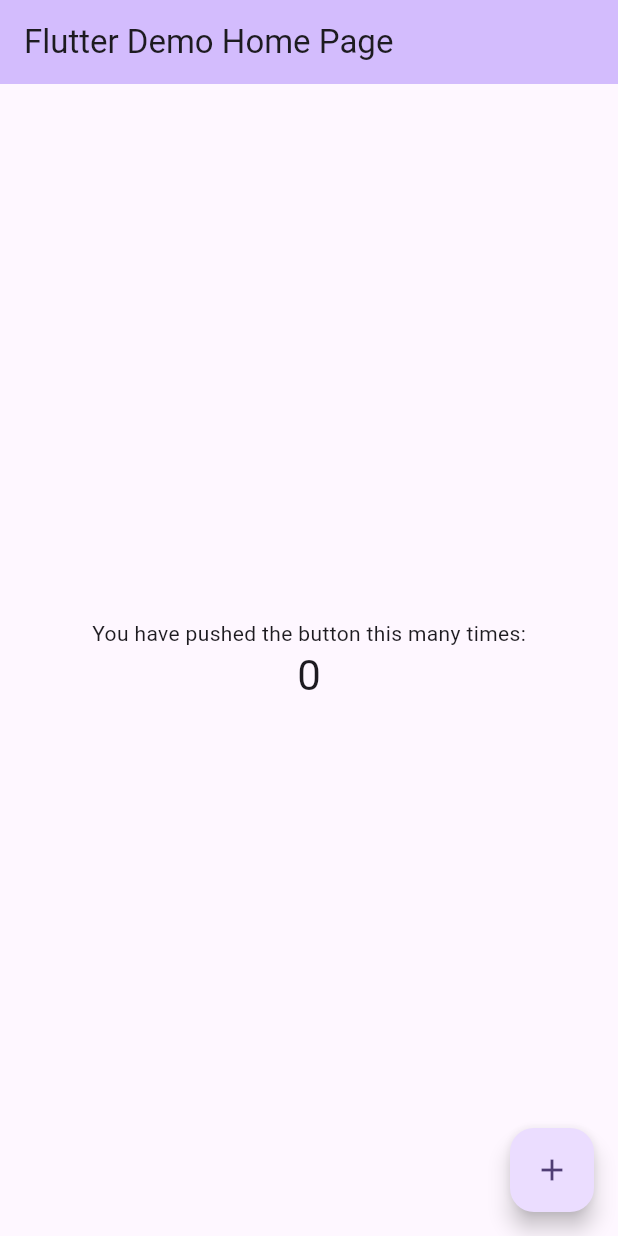
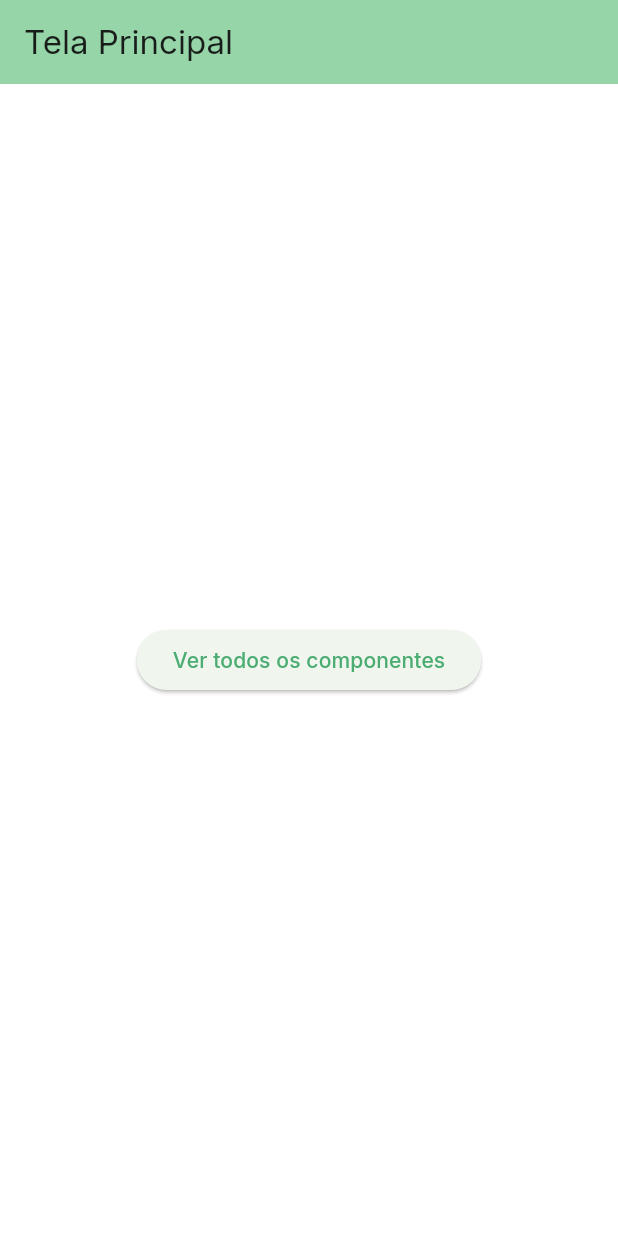
Before and after one commit to Aicrus/apptalles, a Flutter app: the screen it shows after launch, on a phone screen of 412 x 824 dp. Run offline on Flutter 3.47's test engine with Material 3 defaults, Android fonts, the phone set to English and light mode, and no system bars; our stand-ins replace flutter_dotenv, google_fonts, supabase_flutter; accounts and stored records are empty.

Commit message:
Atualiza o arquivo pubspec.yaml para incluir a dependência google_fonts na versão 6.2.1, e modifica o pubspec.lock para refletir a nova dependência. Além disso, refatora o arquivo main.dart para utilizar um tema personalizado e simplifica a estrutura da classe MyHomePage, que agora é Stateless, além de adicionar a nova página TodosComponentesPage.

```diff
--- /dev/null
+++ b/lib/design_system/design_system.dart
@@ -0,0 +1,75 @@
+import 'package:flutter/material.dart';
+import 'package:google_fonts/google_fonts.dart';
+
+/// Centralized design tokens for the app's theme.
+class AppColors {
+  AppColors._();
+
+  static const Color primary = Color(0xFF4CAD73);
+  static const Color textHighlight = Color(0xFF333333);
+  static const Color textMuted = Color(0xFFBDBDBD);
+  static const Color background = Color(0xFFFFFFFF);
+}
+
+ThemeData buildAppTheme() {
+  final baseTextTheme = GoogleFonts.interTextTheme();
+
+  return ThemeData(
+    colorScheme: ColorScheme.fromSeed(
+      seedColor: AppColors.primary,
+      primary: AppColors.primary,
+      background: AppColors.background,
+      surface: AppColors.background,
+    ),
+    scaffoldBackgroundColor: AppColors.background,
+    textTheme: baseTextTheme.copyWith(
+      displayLarge: baseTextTheme.displayLarge?.copyWith(
+        color: AppColors.textHighlight,
+      ),
+      displayMedium: baseTextTheme.displayMedium?.copyWith(
+        color: AppColors.textHighlight,
+      ),
+      displaySmall: baseTextTheme.displaySmall?.copyWith(
+        color: AppColors.textHighlight,
+      ),
+      headlineLarge: baseTextTheme.headlineLarge?.copyWith(
+        color: AppColors.textHighlight,
+      ),
+      headlineMedium: baseTextTheme.headlineMedium?.copyWith(
+        color: AppColors.textHighlight,
+      ),
+      headlineSmall: baseTextTheme.headlineSmall?.copyWith(
+        color: AppColors.textHighlight,
+      ),
+      titleLarge: baseTextTheme.titleLarge?.copyWith(
+        color: AppColors.textHighlight,
+      ),
+      titleMedium: baseTextTheme.titleMedium?.copyWith(
+        color: AppColors.textHighlight,
+      ),
+      titleSmall: baseTextTheme.titleSmall?.copyWith(
+        color: AppColors.textHighlight,
+      ),
+      bodyLarge: baseTextTheme.bodyLarge?.copyWith(
+        color: AppColors.textHighlight,
+      ),
+      bodyMedium: baseTextTheme.bodyMedium?.copyWith(
+        color: AppColors.textHighlight,
+      ),
+      bodySmall: baseTextTheme.bodySmall?.copyWith(color: AppColors.textMuted),
+      labelLarge: baseTextTheme.labelLarge?.copyWith(
+        color: AppColors.textHighlight,
+      ),
+      labelMedium: baseTextTheme.labelMedium?.copyWith(
+        color: AppColors.textMuted,
+      ),
+      labelSmall: baseTextTheme.labelSmall?.copyWith(
+        color: AppColors.textMuted,
+      ),
+    ),
+    inputDecorationTheme: const InputDecorationTheme(
+      fillColor: AppColors.textMuted,
+      floatingLabelStyle: TextStyle(color: AppColors.textHighlight),
+    ),
+  );
+}
--- a/lib/main.dart
+++ b/lib/main.dart
@@ -1,6 +1,8 @@
 import 'package:flutter/material.dart';
 import 'package:flutter_dotenv/flutter_dotenv.dart';
 import 'package:supabase_flutter/supabase_flutter.dart';
+
+import 'design_system/design_system.dart';
 
 Future<void> main() async {
   WidgetsFlutterBinding.ensureInitialized();
@@ -22,111 +24,53 @@ class MyApp extends StatelessWidget {
   Widget build(BuildContext context) {
     return MaterialApp(
       title: 'Flutter Demo',
-      theme: ThemeData(
-        // This is the theme of your application.
-        //
-        // TRY THIS: Try running your application with "flutter run". You'll see
-        // the application has a purple toolbar. Then, without quitting the app,
-        // try changing the seedColor in the colorScheme below to Colors.green
-        // and then invoke "hot reload" (save your changes or press the "hot
-        // reload" button in a Flutter-supported IDE, or press "r" if you used
-        // the command line to start the app).
-        //
-        // Notice that the counter didn't reset back to zero; the application
-        // state is not lost during the reload. To reset the state, use hot
-        // restart instead.
-        //
-        // This works for code too, not just values: Most code changes can be
-        // tested with just a hot reload.
-        colorScheme: ColorScheme.fromSeed(seedColor: Colors.deepPurple),
-      ),
-      home: const MyHomePage(title: 'Flutter Demo Home Page'),
+      theme: buildAppTheme(),
+      home: const MyHomePage(),
     );
   }
 }
 
-class MyHomePage extends StatefulWidget {
-  const MyHomePage({super.key, required this.title});
-
-  // This widget is the home page of your application. It is stateful, meaning
-  // that it has a State object (defined below) that contains fields that affect
-  // how it looks.
-
-  // This class is the configuration for the state. It holds the values (in this
-  // case the title) provided by the parent (in this case the App widget) and
-  // used by the build method of the State. Fields in a Widget subclass are
-  // always marked "final".
-
-  final String title;
-
-  @override
-  State<MyHomePage> createState() => _MyHomePageState();
-}
-
-class _MyHomePageState extends State<MyHomePage> {
-  int _counter = 0;
-
-  void _incrementCounter() {
-    setState(() {
-      // This call to setState tells the Flutter framework that something has
-      // changed in this State, which causes it to rerun the build method below
-      // so that the display can reflect the updated values. If we changed
-      // _counter without calling setState(), then the build method would not be
-      // called again, and so nothing would appear to happen.
-      _counter++;
-    });
-  }
+class MyHomePage extends StatelessWidget {
+  const MyHomePage({super.key});
 
   @override
   Widget build(BuildContext context) {
-    // This method is rerun every time setState is called, for instance as done
-    // by the _incrementCounter method above.
-    //
-    // The Flutter framework has been optimized to make rerunning build methods
-    // fast, so that you can just rebuild anything that needs updating rather
-    // than having to individually change instances of widgets.
     return Scaffold(
       appBar: AppBar(
-        // TRY THIS: Try changing the color here to a specific color (to
-        // Colors.amber, perhaps?) and trigger a hot reload to see the AppBar
-        // change color while the other colors stay the same.
         backgroundColor: Theme.of(context).colorScheme.inversePrimary,
-        // Here we take the value from the MyHomePage object that was created by
-        // the App.build method, and use it to set our appbar title.
-        title: Text(widget.title),
+        title: const Text('Tela Principal'),
       ),
       body: Center(
-        // Center is a layout widget. It takes a single child and positions it
-        // in the middle of the parent.
-        child: Column(
-          // Column is also a layout widget. It takes a list of children and
-          // arranges them vertically. By default, it sizes itself to fit its
-          // children horizontally, and tries to be as tall as its parent.
-          //
-          // Column has various properties to control how it sizes itself and
-          // how it positions its children. Here we use mainAxisAlignment to
-          // center the children vertically; the main axis here is the vertical
-          // axis because Columns are vertical (the cross axis would be
-          // horizontal).
-          //
-          // TRY THIS: Invoke "debug painting" (choose the "Toggle Debug Paint"
-          // action in the IDE, or press "p" in the console), to see the
-          // wireframe for each widget.
-          mainAxisAlignment: MainAxisAlignment.center,
-          children: <Widget>[
-            const Text('You have pushed the button this many times:'),
-            Text(
-              '$_counter',
-              style: Theme.of(context).textTheme.headlineMedium,
-            ),
-          ],
+        child: ElevatedButton(
+          onPressed: () {
+            Navigator.of(context).push(
+              MaterialPageRoute<void>(
+                builder: (context) => const TodosComponentesPage(),
+              ),
+            );
+          },
+          child: const Text('Ver todos os componentes'),
         ),
       ),
-      floatingActionButton: FloatingActionButton(
-        onPressed: _incrementCounter,
-        tooltip: 'Increment',
-        child: const Icon(Icons.add),
-      ), // This trailing comma makes auto-formatting nicer for build methods.
     );
   }
 }
+
+class TodosComponentesPage extends StatelessWidget {
+  const TodosComponentesPage({super.key});
+
+  @override
+  Widget build(BuildContext context) {
+    return Scaffold(
+      appBar: AppBar(
+        backgroundColor: Theme.of(context).colorScheme.inversePrimary,
+        title: const Text('Todos os componentes'),
+      ),
+      body: Container(
+        color: Colors.white,
+        alignment: Alignment.center,
+        child: const Text('Todos os componentes'),
+      ),
+    );
+  }
+}
--- a/pubspec.yaml
+++ b/pubspec.yaml
@@ -36,6 +36,7 @@ dependencies:
   cupertino_icons: ^1.0.8
   supabase_flutter: ^2.10.2
   flutter_dotenv: ^6.0.0
+  google_fonts: ^6.2.1
 
 dev_dependencies:
   flutter_test:
```
Also changed, not shown: pubspec.lock.
